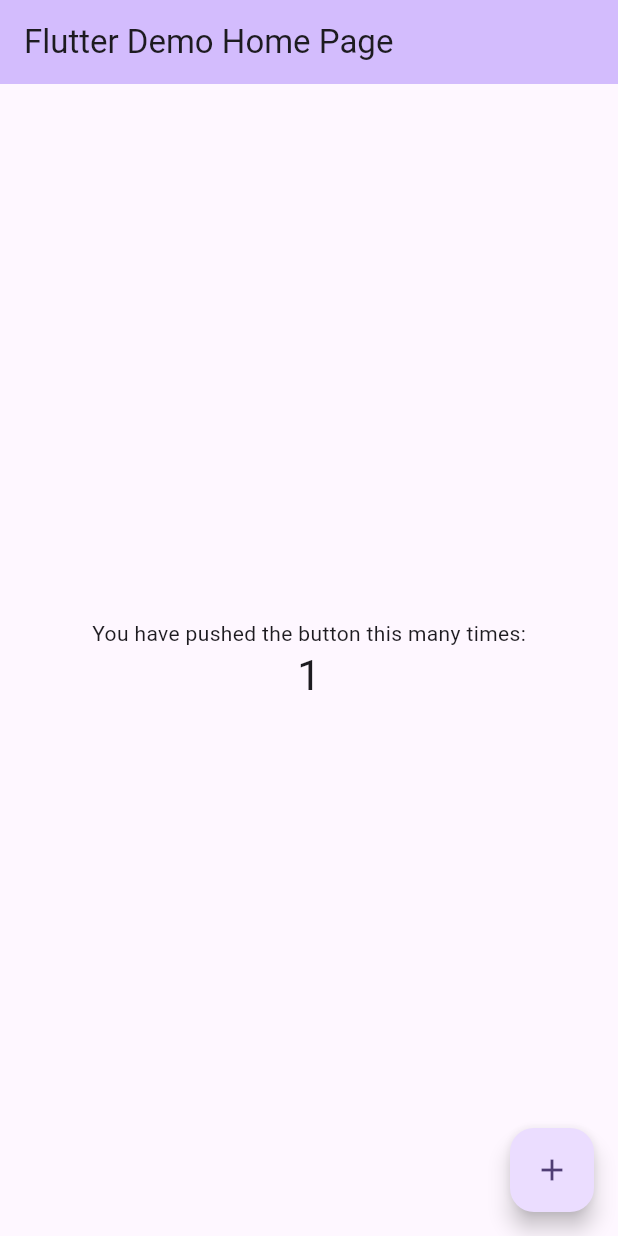
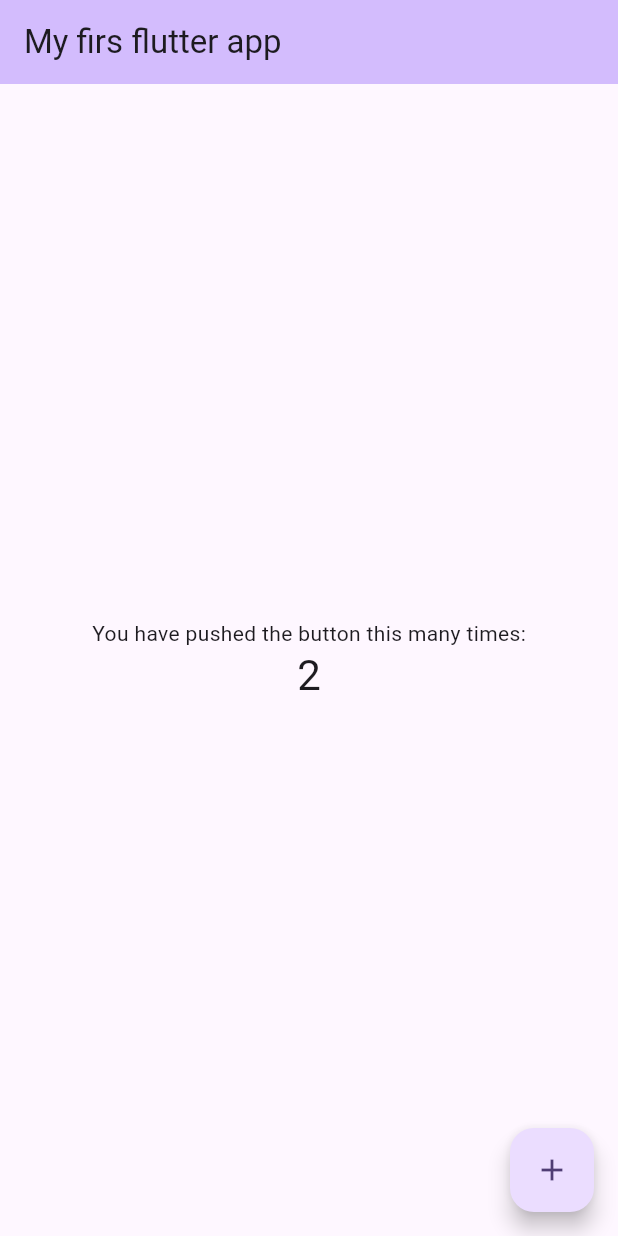
Before and after one commit to Majok-Bol/quiz_app, a Flutter app: the MyHomePage screen opened directly, after a tap on the "add" icon, on a phone screen of 412 x 824 dp. Run offline on Flutter 3.47's test engine with Material 3 defaults, Android fonts, the phone set to English and light mode, and no system bars.

Commit message:
changed the title

```diff
--- a/lib/main.dart
+++ b/lib/main.dart
@@ -30,7 +30,7 @@ class MyApp extends StatelessWidget {
         // tested with just a hot reload.
         colorScheme: ColorScheme.fromSeed(seedColor: Colors.deepPurple),
       ),
-      home: const MyHomePage(title: 'Flutter Demo Home Page'),
+      home: const MyHomePage(title: 'My firs flutter app'),
     );
   }
 }
@@ -63,7 +63,7 @@ class _MyHomePageState extends State<MyHomePage> {
       // so that the display can reflect the updated values. If we changed
       // _counter without calling setState(), then the build method would not be
       // called again, and so nothing would appear to happen.
-      _counter++;
+      _counter = _counter + 2;
     });
   }
 
```
